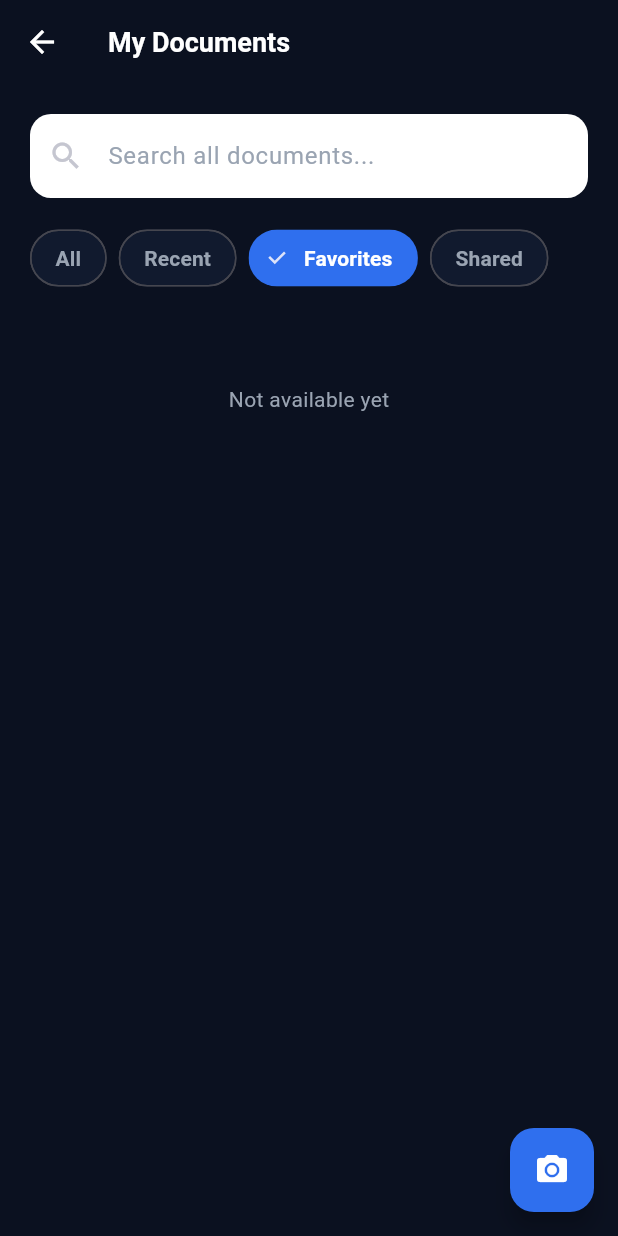
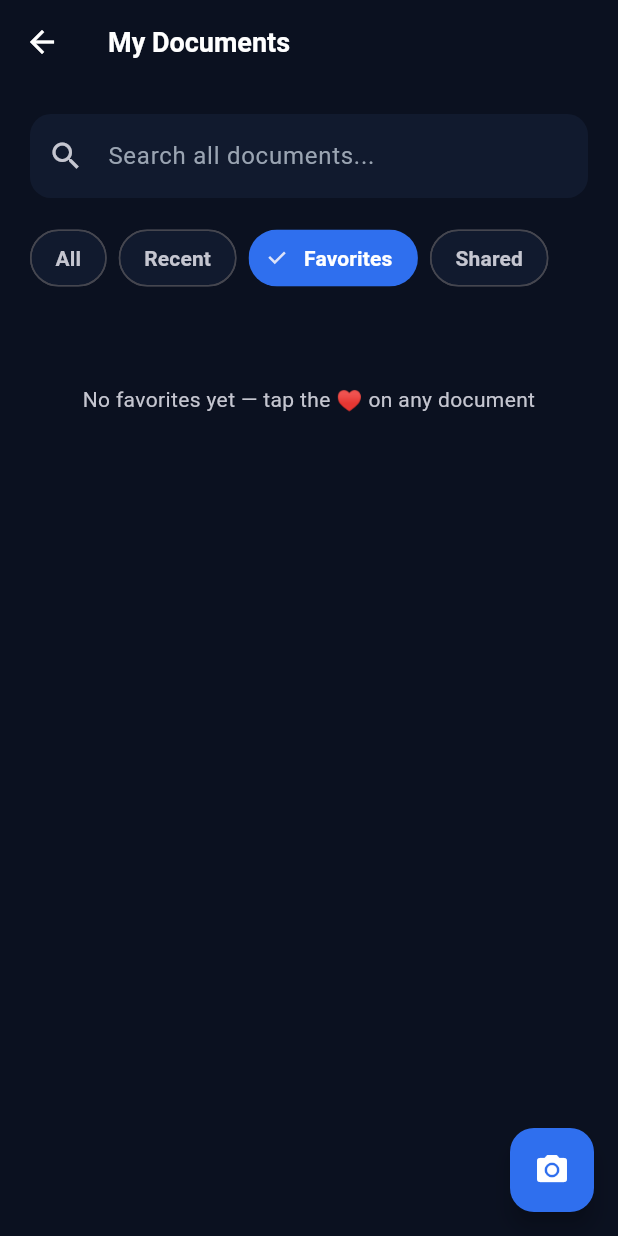
Before and after one commit to aditi-2827/pdf-maker, a Flutter app: the DocumentsScreen screen opened directly, after a tap on "Favorites", on a phone screen of 412 x 824 dp. Run offline on Flutter 3.47's test engine with Material 3 defaults, Android fonts, the phone set to English and light mode, and no system bars; our stand-ins replace cloud_firestore, file_picker, firebase_core, image_picker, open_file, pdf and 2 more; missing offline and left inert: cunning_document_scanner, pdfx, syncfusion_flutter_pdf; accounts and stored records are empty; generated files the repository leaves out were written again.

Commit message:
solving errors

```diff
--- a/lib/screens/documents_screen.dart
+++ b/lib/screens/documents_screen.dart
@@ -2,6 +2,7 @@ import 'dart:io';
 import 'package:flutter/material.dart';
 import '../theme/app_theme.dart';
 import '../utils/file_helper.dart';
+import '../services/firestore_service.dart';
 import '../widgets/document_list_tile.dart';
 import 'scan_screen.dart';
 import 'document_viewer_screen.dart';
@@ -25,47 +26,96 @@ class _DocumentsScreenState extends State<DocumentsScreen> {
   void initState() {
     super.initState();
     _load();
+    FirestoreService.instance.favoritesNames.addListener(_onCloudChanged);
+    FirestoreService.instance.recentlySharedNames.addListener(_onCloudChanged);
+  }
+
+  @override
+  void dispose() {
+    FirestoreService.instance.favoritesNames.removeListener(_onCloudChanged);
+    FirestoreService.instance.recentlySharedNames.removeListener(_onCloudChanged);
+    super.dispose();
+  }
+
+  void _onCloudChanged() {
+    if (mounted) setState(() {});
   }
 
   Future<void> _load() async {
     final docs = await FileHelper.listDocuments();
+    await FirestoreService.instance.refresh();
+    if (!mounted) return;
     setState(() {
       _all = docs;
       _loading = false;
     });
   }
 
+  String _nameOf(File f) => f.path.split(Platform.pathSeparator).last;
+
   List<File> get _filtered {
     Iterable<File> docs = _all;
-    if (_tab == _Tab.recent) docs = docs.take(10);
+    if (_tab == _Tab.recent) {
+      docs = docs.take(10);
+    } else if (_tab == _Tab.favorites) {
+      final favs = FirestoreService.instance.favoritesNames.value;
+      docs = docs.where((f) => favs.contains(_nameOf(f)));
+    } else if (_tab == _Tab.shared) {
+      final shared = FirestoreService.instance.recentlySharedNames.value;
+      final filesByName = {for (final f in _all) _nameOf(f): f};
+      docs = shared.map((n) => filesByName[n]).whereType<File>().toList();
+    }
     if (_query.isNotEmpty) {
-      docs = docs.where((f) => f.path.toLowerCase().contains(_query.toLowerCase()));
+      docs = docs.where((f) => _nameOf(f).toLowerCase().contains(_query.toLowerCase()));
     }
     return docs.toList();
   }
 
+  Future<void> _toggleFavorite(File file) async {
+    final name = _nameOf(file);
+    final isFav = FirestoreService.instance.favoritesNames.value.contains(name);
+    await FirestoreService.instance.toggleFavorite(name, add: !isFav);
+    if (!mounted) return;
+    ScaffoldMessenger.of(context).showSnackBar(
+      SnackBar(content: Text(isFav ? 'Removed from favorites' : 'Added to favorites')),
+    );
+  }
+
   void _showFileOptions(File file) {
+    final scheme = Theme.of(context).colorScheme;
+    final name = _nameOf(file);
+    final isFav = FirestoreService.instance.favoritesNames.value.contains(name);
+
     showModalBottomSheet(
       context: context,
-      backgroundColor: AppColors.surface,
+      backgroundColor: scheme.surface,
       shape: const RoundedRectangleBorder(borderRadius: BorderRadius.vertical(top: Radius.circular(20))),
       builder: (_) => SafeArea(
         child: Wrap(
           children: [
             ListTile(
-              leading: const Icon(Icons.open_in_new, color: Colors.white),
-              title: const Text('Open', style: TextStyle(color: Colors.white)),
+              leading: Icon(Icons.open_in_new, color: scheme.onSurface),
+              title: Text('Open', style: TextStyle(color: scheme.onSurface)),
               onTap: () {
                 Navigator.pop(context);
                 Navigator.push(context, MaterialPageRoute(builder: (_) => DocumentViewerScreen(file: file)));
               },
             ),
             ListTile(
-              leading: const Icon(Icons.share, color: Colors.white),
-              title: const Text('Share', style: TextStyle(color: Colors.white)),
+              leading: Icon(Icons.share, color: scheme.onSurface),
+              title: Text('Share', style: TextStyle(color: scheme.onSurface)),
               onTap: () {
                 Navigator.pop(context);
                 FileHelper.shareFile(file.path);
+                FirestoreService.instance.recordShare(name);
+              },
+            ),
+            ListTile(
+              leading: Icon(isFav ? Icons.favorite : Icons.favorite_border, color: isFav ? AppColors.danger : scheme.onSurface),
+              title: Text(isFav ? 'Remove from Favorites' : 'Add to Favorites', style: TextStyle(color: scheme.onSurface)),
+              onTap: () {
+                Navigator.pop(context);
+                _toggleFavorite(file);
               },
             ),
             ListTile(
@@ -84,6 +134,7 @@ class _DocumentsScreenState extends State<DocumentsScreen> {
   }
 
   Widget _tabChip(String label, _Tab tab) {
+    final scheme = Theme.of(context).colorScheme;
     final selected = _tab == tab;
     return Padding(
       padding: const EdgeInsets.only(right: 8),
@@ -92,17 +143,34 @@ class _DocumentsScreenState extends State<DocumentsScreen> {
         selected: selected,
         onSelected: (_) => setState(() => _tab = tab),
         selectedColor: AppColors.primary,
-        backgroundColor: AppColors.surface,
-        labelStyle: TextStyle(color: selected ? Colors.white : AppColors.textFaint, fontWeight: FontWeight.w600),
+        backgroundColor: scheme.surface,
+        labelStyle: TextStyle(
+          color: selected ? Colors.white : scheme.onSurfaceVariant,
+          fontWeight: FontWeight.w600,
+        ),
         shape: RoundedRectangleBorder(borderRadius: BorderRadius.circular(20), side: BorderSide.none),
       ),
     );
   }
 
+  String _emptyMessage() {
+    switch (_tab) {
+      case _Tab.favorites:
+        if (!FirestoreService.isConfigured) {
+          return 'Cloud not connected — set up Firebase to sync favorites';
+        }
+        return 'No favorites yet — tap the ♥ on any document';
+      case _Tab.shared:
+        return 'No sharing history yet — share a document to see it here';
+      default:
+        return _query.isNotEmpty ? 'No documents match your search' : 'No documents found';
+    }
+  }
+
   @override
   Widget build(BuildContext context) {
+    final scheme = Theme.of(context).colorScheme;
     final items = _filtered;
-    final showPlaceholder = _tab == _Tab.favorites || _tab == _Tab.shared;
 
     return Scaffold(
       appBar: AppBar(title: const Text('My Documents')),
@@ -121,12 +189,12 @@ class _DocumentsScreenState extends State<DocumentsScreen> {
           children: [
             TextField(
               onChanged: (v) => setState(() => _query = v),
-              style: const TextStyle(color: AppColors.textDark),
+              style: TextStyle(color: scheme.onSurface),
               decoration: InputDecoration(
                 hintText: 'Search all documents...',
                 prefixIcon: const Icon(Icons.search),
                 filled: true,
-                fillColor: AppColors.card,
+                fillColor: scheme.surface,
                 border: OutlineInputBorder(borderRadius: BorderRadius.circular(14), borderSide: BorderSide.none),
               ),
             ),
@@ -142,15 +210,16 @@ class _DocumentsScreenState extends State<DocumentsScreen> {
             const SizedBox(height: 20),
             if (_loading)
               const Padding(padding: EdgeInsets.only(top: 40), child: Center(child: CircularProgressIndicator()))
-            else if (showPlaceholder)
-              const Padding(
-                padding: EdgeInsets.only(top: 40),
-                child: Center(child: Text('Not available yet', style: TextStyle(color: AppColors.textFaint))),
-              )
             else if (items.isEmpty)
-                const Padding(
-                  padding: EdgeInsets.only(top: 40),
-                  child: Center(child: Text('No documents found', style: TextStyle(color: AppColors.textFaint))),
+              Padding(
+                padding: const EdgeInsets.only(top: 40),
+                child: Center(
+                  child: Text(
+                    _emptyMessage(),
+                    textAlign: TextAlign.center,
+                    style: TextStyle(color: scheme.onSurfaceVariant),
+                  ),
+                ),
               )
             else
               Column(
@@ -159,9 +228,14 @@ class _DocumentsScreenState extends State<DocumentsScreen> {
                       (f) => Padding(
                     padding: const EdgeInsets.only(bottom: 10),
                     child: DocumentListTile(
-                        file: f,
-                        subtitle: formatFileMeta(f),
-                        onTap: () => Navigator.push(context, MaterialPageRoute(builder: (_) => DocumentViewerScreen(file: f))),
+                      name: _nameOf(f),
+                      subtitle: FileHelper.formatFileMeta(f),
+                      favorite: FirestoreService.instance.favoritesNames.value.contains(_nameOf(f)),
+                      onFavoriteTap: () => _toggleFavorite(f),
+                      onTap: () => Navigator.push(
+                        context,
+                        MaterialPageRoute(builder: (_) => DocumentViewerScreen(file: f)),
+                      ),
                       onMore: () => _showFileOptions(f),
                     ),
                   ),
--- a/lib/screens/merge_documents_screen.dart
+++ b/lib/screens/merge_documents_screen.dart
@@ -1,5 +1,4 @@
 import 'dart:io';
-import 'dart:ui';
 import 'package:flutter/material.dart';
 import 'package:file_picker/file_picker.dart';
 import 'package:syncfusion_flutter_pdf/pdf.dart';
@@ -107,9 +106,8 @@ class _MergeDocumentsScreenState extends State<MergeDocumentsScreen> {
                   ? const Center(child: Text('No files added yet', style: TextStyle(color: AppColors.textFaint)))
                   : ReorderableListView.builder(
                 itemCount: _items.length,
-                onReorder: (oldIndex, newIndex) {
+                onReorderItem: (oldIndex, newIndex) {
                   setState(() {
-                    if (newIndex > oldIndex) newIndex -= 1;
                     final item = _items.removeAt(oldIndex);
                     _items.insert(newIndex, item);
                   });
--- a/lib/screens/share_export_screen.dart
+++ b/lib/screens/share_export_screen.dart
@@ -5,6 +5,7 @@ import 'package:pdfx/pdfx.dart' as pdfx;
 import 'package:syncfusion_flutter_pdf/pdf.dart';
 import '../theme/app_theme.dart';
 import '../utils/file_helper.dart';
+import '../services/firestore_service.dart';
 
 enum _ExportFormat { pdf, jpg, png, docx }
 
@@ -111,6 +112,9 @@ class _ShareExportScreenState extends State<ShareExportScreen> {
       }
 
       await FileHelper.shareFile(pathToShare);
+      FirestoreService.instance.recordShare(
+        widget.file.path.split(Platform.pathSeparator).last,
+      );
     } catch (e) {
       if (!mounted) return;
       ScaffoldMessenger.of(context).showSnackBar(
@@ -235,7 +239,7 @@ class _ShareExportScreenState extends State<ShareExportScreen> {
                   title: Text('Compress Document', style: TextStyle(color: textColor, fontWeight: FontWeight.w600, fontSize: 13.5)),
                   subtitle: const Text('Reduce file size for faster email sharing', style: TextStyle(color: AppColors.textGray, fontSize: 12)),
                   value: _compress,
-                  activeColor: AppColors.primary,
+                  activeThumbColor: AppColors.primary,
                   onChanged: (v) => setState(() => _compress = v),
                 ),
               ),
--- /dev/null
+++ b/lib/services/firestore_service.dart
@@ -0,0 +1,87 @@
+import 'package:cloud_firestore/cloud_firestore.dart';
+import 'package:firebase_core/firebase_core.dart';
+import 'package:flutter/foundation.dart';
+
+/// Lightweight Cloud Firestore layer for the app.
+///
+/// Synchronizes two things per device (no accounts in this app):
+///  - `favorites`     : PDF file names the user starred
+///  - `share_history` : PDF file names the user has shared, newest first
+///
+/// Every method degrades gracefully when Firebase has not been initialized
+/// (offline / not configured yet) so the app keeps working fully local.
+class FirestoreService {
+  FirestoreService._();
+
+  static final FirestoreService instance = FirestoreService._();
+
+  final ValueNotifier<Set<String>> favoritesNames = ValueNotifier(<String>{});
+  final ValueNotifier<List<String>> recentlySharedNames = ValueNotifier([]);
+
+  static bool get isConfigured => Firebase.apps.isNotEmpty;
+
+  Future<void> refresh() async {
+    if (!isConfigured) return;
+    try {
+      final fav = await FirebaseFirestore.instance.collection('favorites').get();
+      favoritesNames.value = fav.docs.map((d) => d.id).toSet();
+
+      final shared = await FirebaseFirestore.instance
+          .collection('share_history')
+          .orderBy('lastSharedAt', descending: true)
+          .get();
+      recentlySharedNames.value = shared.docs.map((d) => d.id).toList();
+    } catch (e) {
+      debugPrint('Firestore refresh failed: $e');
+    }
+  }
+
+  Future<bool> isFavorite(String fileName) async {
+    if (!isConfigured) return false;
+    try {
+      final doc = await FirebaseFirestore.instance.collection('favorites').doc(fileName).get();
+      return doc.exists;
+    } catch (e) {
+      debugPrint('Firestore read failed: $e');
+      return false;
+    }
+  }
+
+  Future<void> toggleFavorite(String fileName, {required bool add}) async {
+    if (!isConfigured) return;
+    try {
+      final ref = FirebaseFirestore.instance.collection('favorites').doc(fileName);
+      if (add) {
+        await ref.set({
+          'name': fileName,
+          'favoritedAt': FieldValue.serverTimestamp(),
+        });
+        favoritesNames.value = {...favoritesNames.value, fileName};
+      } else {
+        await ref.delete();
+        final next = {...favoritesNames.value};
+        next.remove(fileName);
+        favoritesNames.value = next;
+      }
+    } catch (e) {
+      debugPrint('Firestore favorite update failed: $e');
+    }
+  }
+
+  Future<void> recordShare(String fileName) async {
+    if (!isConfigured) return;
+    try {
+      await FirebaseFirestore.instance.collection('share_history').doc(fileName).set({
+        'name': fileName,
+        'lastSharedAt': FieldValue.serverTimestamp(),
+      });
+      final current = recentlySharedNames.value;
+      recentlySharedNames.value = [
+        fileName,
+        ...current.where((n) => n != fileName),
+      ];
+    } catch (e) {
+      debugPrint('Firestore share record failed: $e');
+    }
+  }
+}
--- a/pubspec.yaml
+++ b/pubspec.yaml
@@ -58,6 +58,10 @@ dependencies:
   open_file: ^3.5.10
   share_plus: ^10.1.3
 
+  # Cloud sync (Cloud Firestore) — optional, app works fully offline without it
+  firebase_core: ^4.14.0
+  cloud_firestore: ^6.9.0
+
 dev_dependencies:
   flutter_test:
     sdk: flutter
```
Also changed, not shown: lib/main.dart (+13 -1 lines), lib/screens/compress_screen.dart (+12 -9 lines), lib/screens/home_screen.dart (+7 -7 lines), lib/screens/metadata_editor_screen.dart (+18 -16 lines), lib/screens/reorder_pages_screen.dart (+9 -8 lines), lib/screens/rotate_pages_screen.dart (+15 -12 lines), lib/widgets/document_list_tile.dart (+30 -31 lines), lib/widgets/section_header.dart (+4 -3 lines), pubspec.lock, 7 other files. Lines whose indentation alone changed are shown as unchanged.
